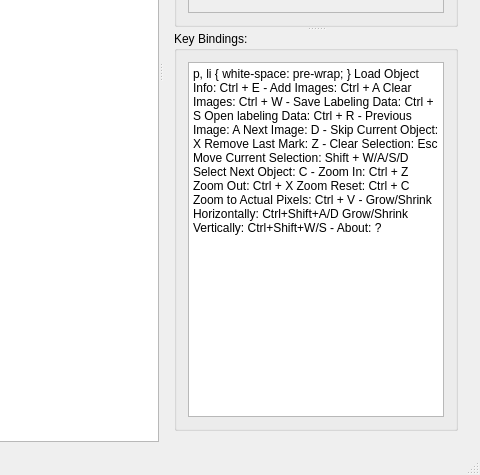
sakamoto-poteko/Kaname, file Kaname/form/Kaname.ui: the form before one commit; both pictures show x 727 to 1207 and y 341 to 816 of the 1207 by 816 pixel window.
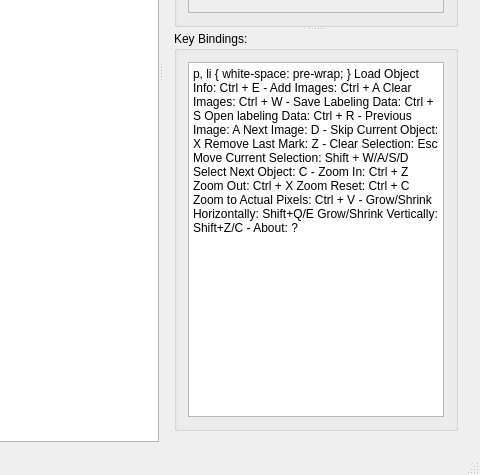
The form after the commit. Icons and pictures are not drawn. Custom widgets are drawn as their Qt base class.

What changed in the file:
```diff
--- a/Kaname/form/Kaname.ui
+++ b/Kaname/form/Kaname.ui
@@ -222,8 +222,8 @@
 &lt;p style=&quot; margin-top:0px; margin-bottom:0px; margin-left:0px; margin-right:0px; -qt-block-indent:0; text-indent:0px;&quot;&gt;&lt;span style=&quot; font-size:8pt;&quot;&gt;Zoom Reset: Ctrl + C&lt;/span&gt;&lt;/p&gt;
 &lt;p style=&quot; margin-top:0px; margin-bottom:0px; margin-left:0px; margin-right:0px; -qt-block-indent:0; text-indent:0px;&quot;&gt;&lt;span style=&quot; font-size:8pt;&quot;&gt;Zoom to Actual Pixels: Ctrl + V&lt;/span&gt;&lt;/p&gt;
 &lt;p style=&quot; margin-top:0px; margin-bottom:0px; margin-left:0px; margin-right:0px; -qt-block-indent:0; text-indent:0px;&quot;&gt;&lt;span style=&quot; font-size:8pt;&quot;&gt;-&lt;/span&gt;&lt;/p&gt;
-&lt;p style=&quot; margin-top:0px; margin-bottom:0px; margin-left:0px; margin-right:0px; -qt-block-indent:0; text-indent:0px;&quot;&gt;&lt;span style=&quot; font-size:8pt;&quot;&gt;Grow/Shrink Horizontally: Ctrl+Shift+A/D&lt;/span&gt;&lt;/p&gt;
-&lt;p style=&quot; margin-top:0px; margin-bottom:0px; margin-left:0px; margin-right:0px; -qt-block-indent:0; text-indent:0px;&quot;&gt;&lt;span style=&quot; font-size:8pt;&quot;&gt;Grow/Shrink Vertically: Ctrl+Shift+W/S&lt;/span&gt;&lt;/p&gt;
+&lt;p style=&quot; margin-top:0px; margin-bottom:0px; margin-left:0px; margin-right:0px; -qt-block-indent:0; text-indent:0px;&quot;&gt;&lt;span style=&quot; font-size:8pt;&quot;&gt;Grow/Shrink Horizontally: Shift+Q/E&lt;/span&gt;&lt;/p&gt;
+&lt;p style=&quot; margin-top:0px; margin-bottom:0px; margin-left:0px; margin-right:0px; -qt-block-indent:0; text-indent:0px;&quot;&gt;&lt;span style=&quot; font-size:8pt;&quot;&gt;Grow/Shrink Vertically: Shift+Z/C&lt;/span&gt;&lt;/p&gt;
 &lt;p style=&quot; margin-top:0px; margin-bottom:0px; margin-left:0px; margin-right:0px; -qt-block-indent:0; text-indent:0px;&quot;&gt;&lt;span style=&quot; font-size:8pt;&quot;&gt;-&lt;/span&gt;&lt;/p&gt;
 &lt;p style=&quot; margin-top:0px; margin-bottom:0px; margin-left:0px; margin-right:0px; -qt-block-indent:0; text-indent:0px;&quot;&gt;&lt;span style=&quot; font-size:8pt;&quot;&gt;About: ?&lt;/span&gt;&lt;/p&gt;&lt;/body&gt;&lt;/html&gt;</string>
               </property>
```
Left out of the diff: 8 changed lines with no effect on the pictures.
